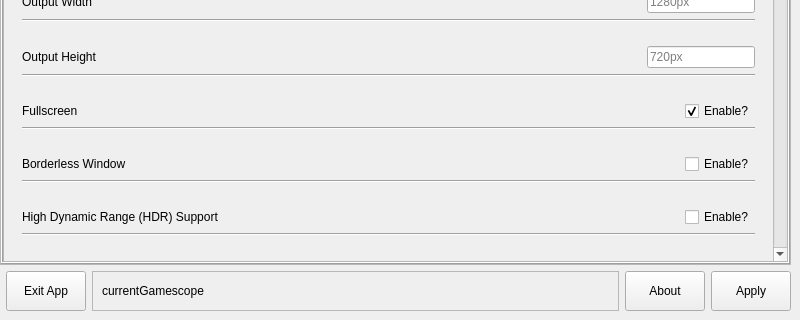
Before: the Qt Designer form mainwindow.ui in rfrench3/scopebuddy-gui, drawn with Qt 5; both pictures show x 0 to 800 and y 214 to 534 of the 800 by 534 pixel window.
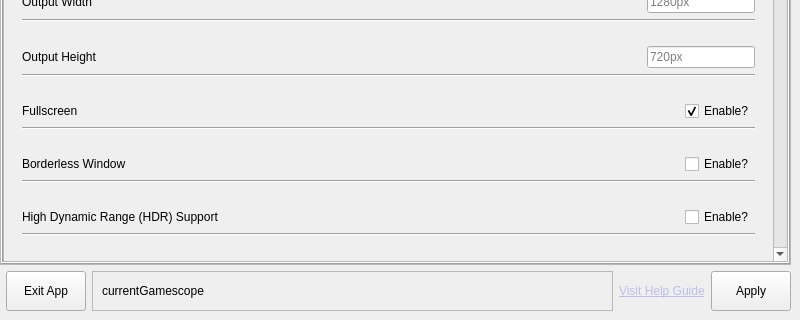
After: the same form once the commit is applied.

Commit message: replace about window with website, better capable of rendering the guides

The edit to the form file:
```diff
--- a/mainwindow.ui
+++ b/mainwindow.ui
@@ -1917,7 +1917,7 @@
            <rect>
             <x>0</x>
             <y>0</y>
-            <width>514</width>
+            <width>501</width>
             <height>36</height>
            </rect>
           </property>
@@ -1940,24 +1940,15 @@
         </widget>
        </item>
        <item>
-        <widget class="QPushButton" name="pushButton_about">
-         <property name="sizePolicy">
-          <sizepolicy hsizetype="Fixed" vsizetype="Fixed">
-           <horstretch>0</horstretch>
-           <verstretch>0</verstretch>
-          </sizepolicy>
-         </property>
-         <property name="maximumSize">
-          <size>
-           <width>16777215</width>
-           <height>40</height>
-          </size>
-         </property>
+        <widget class="QLabel" name="label_6">
          <property name="text">
-          <string>About</string>
+          <string>&lt;html&gt;&lt;head/&gt;&lt;body&gt;&lt;p&gt;&lt;a href=&quot;https://rfrench3.github.io/scopebuddy-gui/&quot;&gt;&lt;span style=&quot; text-decoration: underline; color:#bfbce9;&quot;&gt;Visit Help Guide&lt;/span&gt;&lt;/a&gt;&lt;/p&gt;&lt;/body&gt;&lt;/html&gt;</string>
          </property>
-         <property name="flat">
-          <bool>false</bool>
+         <property name="textFormat">
+          <enum>Qt::TextFormat::RichText</enum>
+         </property>
+         <property name="openExternalLinks">
+          <bool>true</bool>
          </property>
         </widget>
        </item>
```
Left out of the diff: 2 changed lines with no effect on the pictures. The commit also changes 4 other files.
